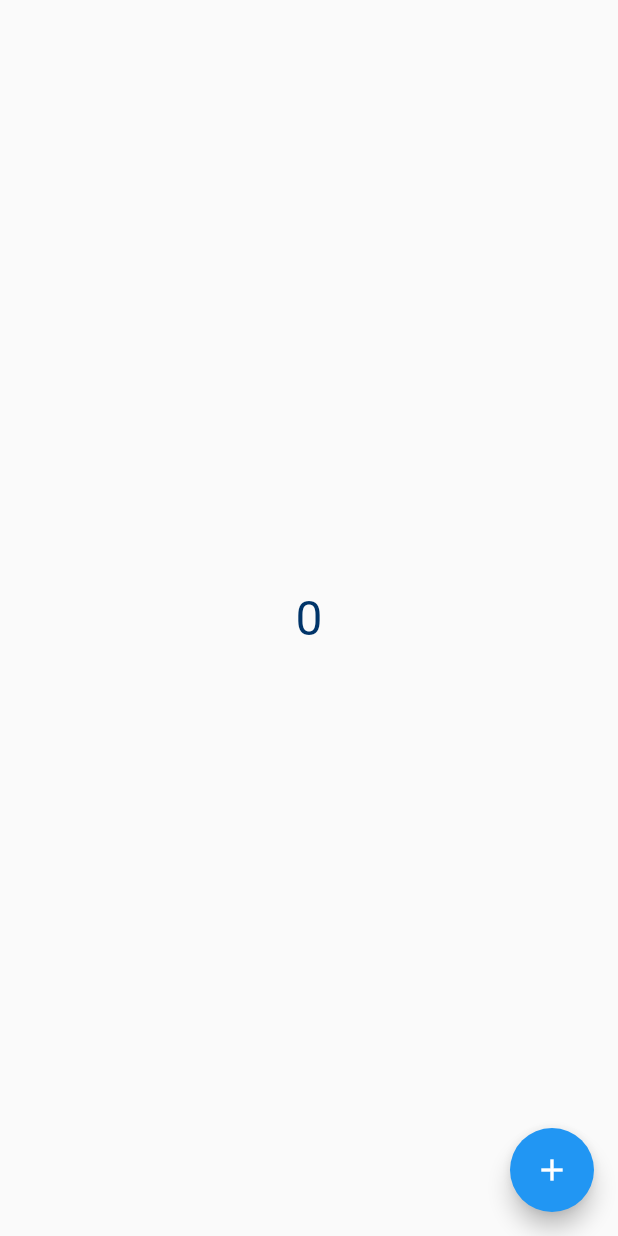
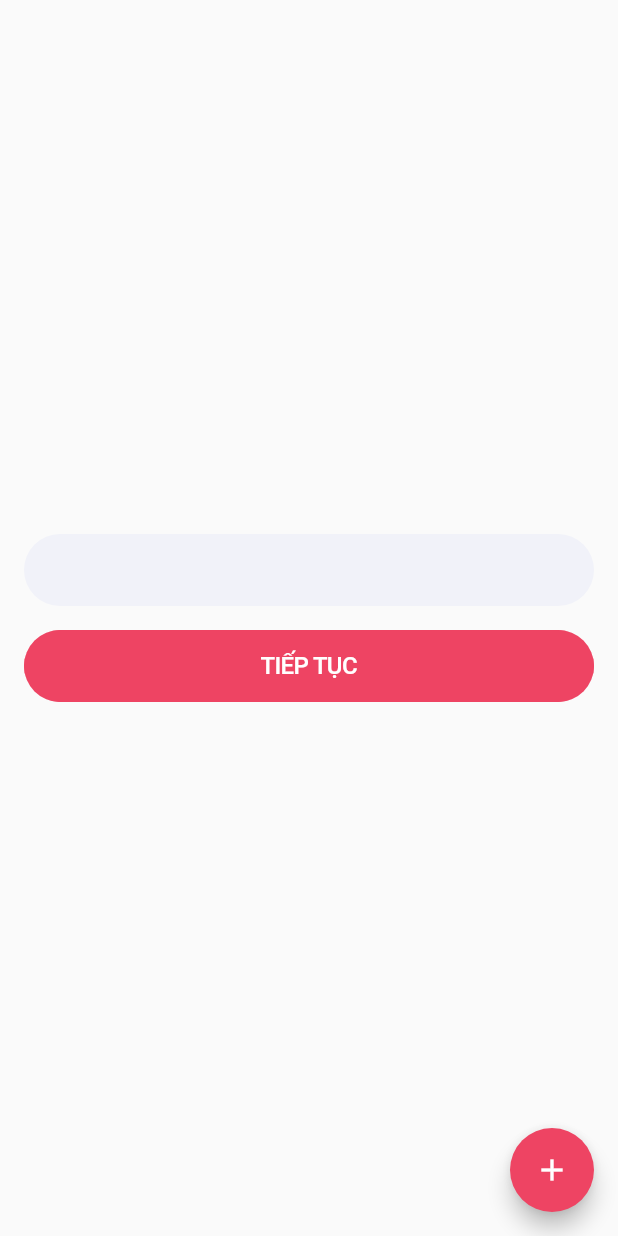
Before and after one commit to tranhuongk/getx_pattern_autogenerate, a Flutter app: the screen it shows after launch, on a phone screen of 412 x 824 dp. Run offline on Flutter 3.47's test engine with Material 2 defaults, Android fonts, the phone set to English and light mode, and no system bars; our stand-ins replace flutter_datetime_picker, flutter_spinkit, get, google_fonts.

Commit message:
update base

```diff
--- a/lib/app/modules/home_module/home_page.dart
+++ b/lib/app/modules/home_module/home_page.dart
@@ -1,31 +1,30 @@
 import 'package:flutter/material.dart';
 import 'package:get/get.dart';
 import 'package:getx_pattern_form/app/modules/home_module/home_controller.dart';
-import 'package:getx_pattern_form/app/theme/app_text_theme.dart';
-import 'package:getx_pattern_form/app/utils/common.dart';
+import 'package:getx_pattern_form/app/utils/widgets/app_button/app_button.dart';
+import 'package:getx_pattern_form/app/utils/widgets/app_text_field.dart/app_text_field.dart';
 
 class HomePage extends GetWidget<HomeController> {
   @override
   Widget build(BuildContext context) {
     return Scaffold(
       body: Container(
-        child: Obx(() => Center(
-              child: Column(
-                mainAxisAlignment: MainAxisAlignment.center,
-                children: <Widget>[
-                  Text(
-                    '${controller.counter}',
-                    style: AppTextStyles.base.s32,
-                  ),
-                ],
+        child: Center(
+          child: Column(
+            mainAxisAlignment: MainAxisAlignment.center,
+            children: <Widget>[
+              AppTextField(),
+              SizedBox(height: 16),
+              AppButton(
+                onPressed: () {},
+                text: "Tiếp tục".toUpperCase(),
               ),
-            )),
+            ],
+          ),
+        ),
       ),
       floatingActionButton: FloatingActionButton(
-        onPressed: () {
-          controller.increase();
-          Common.showLoading();
-        },
+        onPressed: () {},
         tooltip: 'Increment',
         child: Icon(Icons.add),
       ),
--- a/lib/app/theme/app_colors.dart
+++ b/lib/app/theme/app_colors.dart
@@ -4,15 +4,18 @@ class AppColors {
   AppColors._();
 
   static const MaterialColor kPrimaryColor = MaterialColor(
-    0xFF003469,
+    0xFFEE4463,
     <int, Color>{
-      50: Color(0x24003469),
-      100: Color(0xFFBAD1FF),
-      200: Color(0xFF8EA6E7),
-      300: Color(0xFF647EBB),
-      400: Color(0xFF395791),
-      500: Color(0xFF003469),
-      700: Color(0xFF001D4E),
+      50: Color(0x88FFC7FF),
+      100: Color(0xFFFFC7FF),
+      200: Color(0xFFF1A6AA),
+      300: Color(0xFFFF99E0),
+      400: Color(0xFFFF6DA3),
+      500: Color(0xFFEE4463),
+      600: Color(0xFFEE4463),
+      700: Color(0xFFEE4463),
+      800: Color(0xFFEE4463),
+      900: Color(0xFF895E6B),
     },
   );
 
@@ -24,4 +27,7 @@ class AppColors {
   static const Color gray = Color(0xFFAAAAAA);
   static const Color lightGray = Color(0xFF909296);
   static const Color colorDivider = Color(0xFFEBEBEB);
+
+  static const Color neutral6 = Color(0xFFF1F2F9);
+  static const Color neutral3 = Color(0xFFADAFC5);
 }
--- a/lib/app/theme/app_theme.dart
+++ b/lib/app/theme/app_theme.dart
@@ -1,10 +1,14 @@
 import 'package:flutter/material.dart';
+import 'package:google_fonts/google_fonts.dart';
+import 'package:getx_pattern_form/app/theme/app_colors.dart';
 
 class AppThemes {
   AppThemes._();
 
   static final ThemeData themData = ThemeData(
-    primarySwatch: Colors.blue,
+    primarySwatch: AppColors.kPrimaryColor,
+    primaryColor: AppColors.kPrimaryColor,
     visualDensity: VisualDensity.adaptivePlatformDensity,
+    textTheme: GoogleFonts.sourceSansProTextTheme(),
   );
 }
--- a/lib/app/translations/app_translations.dart
+++ b/lib/app/translations/app_translations.dart
@@ -14,6 +14,7 @@ class AppTranslationKey {
   static String get tryAgain => "tryAgain".tr;
   static String get identify => "identify".tr;
   static String get notMatch => "notMatch".tr;
+  static String get noEmpty => "noEmpty".tr;
 }
 
 class AppTranslation {
--- a/lib/app/translations/en_US.dart
+++ b/lib/app/translations/en_US.dart
@@ -7,4 +7,5 @@ const Map<String, String> en_US = {
   "tryAgain": "Try again",
   "identify": "Identify",
   "notMatch": "Face is not registered!",
+  "noEmpty": "Not be empty!",
 };
--- a/lib/app/translations/vi_VN.dart
+++ b/lib/app/translations/vi_VN.dart
@@ -7,4 +7,5 @@ const Map<String, String> vi_VN = {
   "tryAgain": "Thử lại",
   "identify": "Xác thực",
   "notMatch": "Khuôn mặt chưa được đăng ký!",
+  "noEmpty": "Không được bỏ trống!",
 };
--- a/lib/app/utils/loading.dart
+++ b/lib/app/utils/loading.dart
@@ -55,7 +55,7 @@ class Loading extends StatelessWidget {
                   child: Center(
                     child: Text(
                       title!,
-                      style: AppTextStyles.base.bold.s16.whiteColor,
+                      style: AppTextStyles.base.w700.s16.whiteColor,
                     ),
                   ),
                 ),
--- a/lib/app/utils/widgets/app_button/app_button.dart
+++ b/lib/app/utils/widgets/app_button/app_button.dart
@@ -12,7 +12,11 @@ class AppButton extends StatelessWidget {
     this.prefixIcon,
     this.suffixIcon,
     this.padding = const EdgeInsets.symmetric(horizontal: 24, vertical: 8),
+    this.margin = const EdgeInsets.symmetric(horizontal: 16),
     this.space = 12,
+    this.height = 48,
+    this.width = double.infinity,
+    this.borderRadius,
   }) {
     this.isOutline = false;
   }
@@ -25,7 +29,11 @@ class AppButton extends StatelessWidget {
     this.prefixIcon,
     this.suffixIcon,
     this.padding = const EdgeInsets.symmetric(horizontal: 24, vertical: 8),
+    this.margin = const EdgeInsets.symmetric(horizontal: 16),
     this.space = 12,
+    this.height = 48,
+    this.width = double.infinity,
+    this.borderRadius,
   }) {
     this.isOutline = true;
   }
@@ -38,17 +46,25 @@ class AppButton extends StatelessWidget {
   final Widget? prefixIcon;
   final Widget? suffixIcon;
   final EdgeInsets padding;
+  final EdgeInsets margin;
   final double space;
+  final double? height;
+  final double? width;
+  final BorderRadius? borderRadius;
 
   @override
   Widget build(BuildContext context) {
-    TextStyle _style = style ?? AppTextStyles.base.medium.s16;
-    return ClipRRect(
-      borderRadius: BorderRadius.circular(6),
+    TextStyle _style = style ?? AppTextStyles.base.w500.s16.whiteColor;
+    return Padding(
+      padding: margin,
+      child: ClipRRect(
+        borderRadius: borderRadius ?? BorderRadius.circular(48),
         child: BaseButton(
           onPressed: onPressed,
           color: isOutline ? AppColors.transparent : color,
           child: Container(
+            height: height,
+            width: width,
             padding: padding,
             decoration: BoxDecoration(
               border: Border.all(
@@ -79,6 +95,7 @@ class AppButton extends StatelessWidget {
             ),
           ),
         ),
+      ),
     );
   }
 }
--- /dev/null
+++ b/lib/app/utils/widgets/app_text_field.dart/app_text_field.dart
@@ -0,0 +1,83 @@
+import 'package:flutter/cupertino.dart';
+import 'package:flutter/material.dart';
+import 'package:get/state_manager.dart';
+import 'package:getx_pattern_form/app/theme/app_colors.dart';
+import 'package:getx_pattern_form/app/theme/app_text_theme.dart';
+import 'package:getx_pattern_form/app/translations/app_translations.dart';
+
+class AppTextField extends StatefulWidget {
+  const AppTextField({
+    Key? key,
+    this.hintText,
+    this.errorText,
+    this.obscureText,
+  }) : super(key: key);
+  final String? hintText;
+  final String? errorText;
+  final bool? obscureText;
+  @override
+  _AppTextFieldState createState() => _AppTextFieldState();
+}
+
+class _AppTextFieldState extends State<AppTextField> {
+  RxBool _obscureText = true.obs;
+  @override
+  void initState() {
+    super.initState();
+    _obscureText.value = widget.obscureText ?? true;
+  }
+
+  @override
+  Widget build(BuildContext context) {
+    return Padding(
+      padding: const EdgeInsets.symmetric(horizontal: 16),
+      child: Column(
+        crossAxisAlignment: CrossAxisAlignment.start,
+        children: [
+          Container(
+            height: 48,
+            decoration: BoxDecoration(
+              color: AppColors.neutral6,
+              borderRadius: BorderRadius.circular(48),
+            ),
+            child: Obx(
+              () => TextField(
+                obscureText: _obscureText.value,
+                decoration: InputDecoration(
+                  border: InputBorder.none,
+                  hintText: widget.hintText,
+                  contentPadding: EdgeInsets.symmetric(horizontal: 16),
+                  hintStyle: AppTextStyles.base.neutral3Color.s14.roboto,
+                  suffixIcon: widget.obscureText != null
+                      ? GestureDetector(
+                          onTap: () => _obscureText.value = !_obscureText.value,
+                          child: Padding(
+                            padding: EdgeInsets.only(right: 16),
+                            child: _obscureText.value
+                                ? Icon(CupertinoIcons.eye_slash)
+                                : Icon(CupertinoIcons.eye),
+                          ),
+                        )
+                      : SizedBox(),
+                  suffixIconConstraints: BoxConstraints(
+                    maxWidth: 32,
+                  ),
+                ),
+              ),
+            ),
+          ),
+          if (widget.errorText != null && widget.errorText!.isNotEmpty)
+            Padding(
+              padding: const EdgeInsets.symmetric(horizontal: 16).copyWith(
+                top: 4,
+              ),
+              child: Text(
+                widget.errorText ?? AppTranslationKey.noEmpty,
+                style: AppTextStyles.base.s14.redColor,
+              ),
+            ),
+        ],
+      ),
+    );
+  }
+}
--- a/lib/app/utils/widgets/dialog_provider/view_dialog/dialog_custom_widget.dart
+++ b/lib/app/utils/widgets/dialog_provider/view_dialog/dialog_custom_widget.dart
@@ -54,7 +54,7 @@ class DialogCustomWidget extends StatelessWidget {
                         : Center(
                             child: Text(
                               title ?? "",
-                              style: AppTextStyles.base.semiBold.blackColor,
+                              style: AppTextStyles.base.w600.blackColor,
                             ),
                           ),
                   ),
```
Also changed, not shown: lib/app/theme/app_text_theme.dart (+23 -9 lines), lib/app/utils/common.dart (+6 -6 lines), lib/app/utils/widgets/bottom_sheet_provider/bottom_sheet_provider.dart (+8 -8 lines), pubspec.yaml (+5 -3 lines), pubspec.lock, 1 other file. Lines whose indentation alone changed are shown as unchanged.
